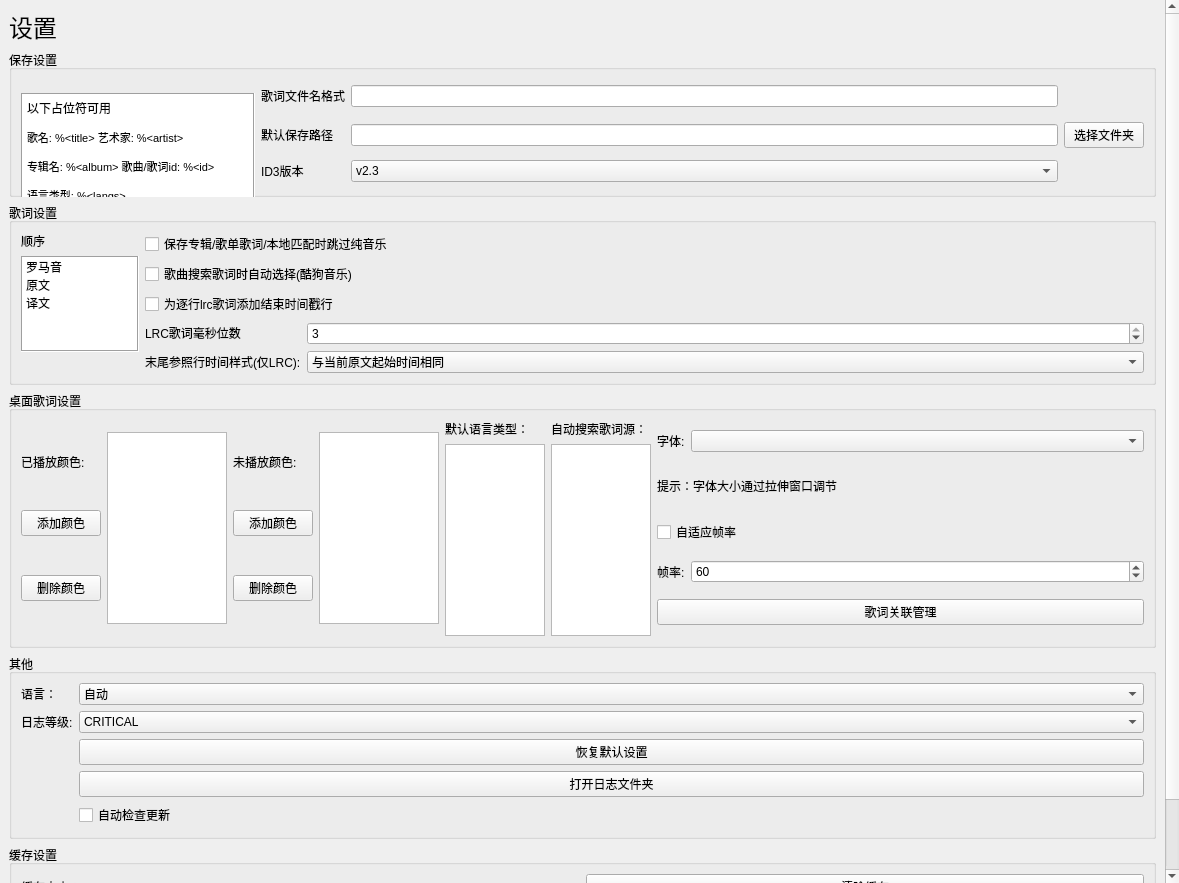
Before: the Qt Designer form LDDC/ui/settings.ui in chenmozhijin/LDDC, drawn with Qt 5.
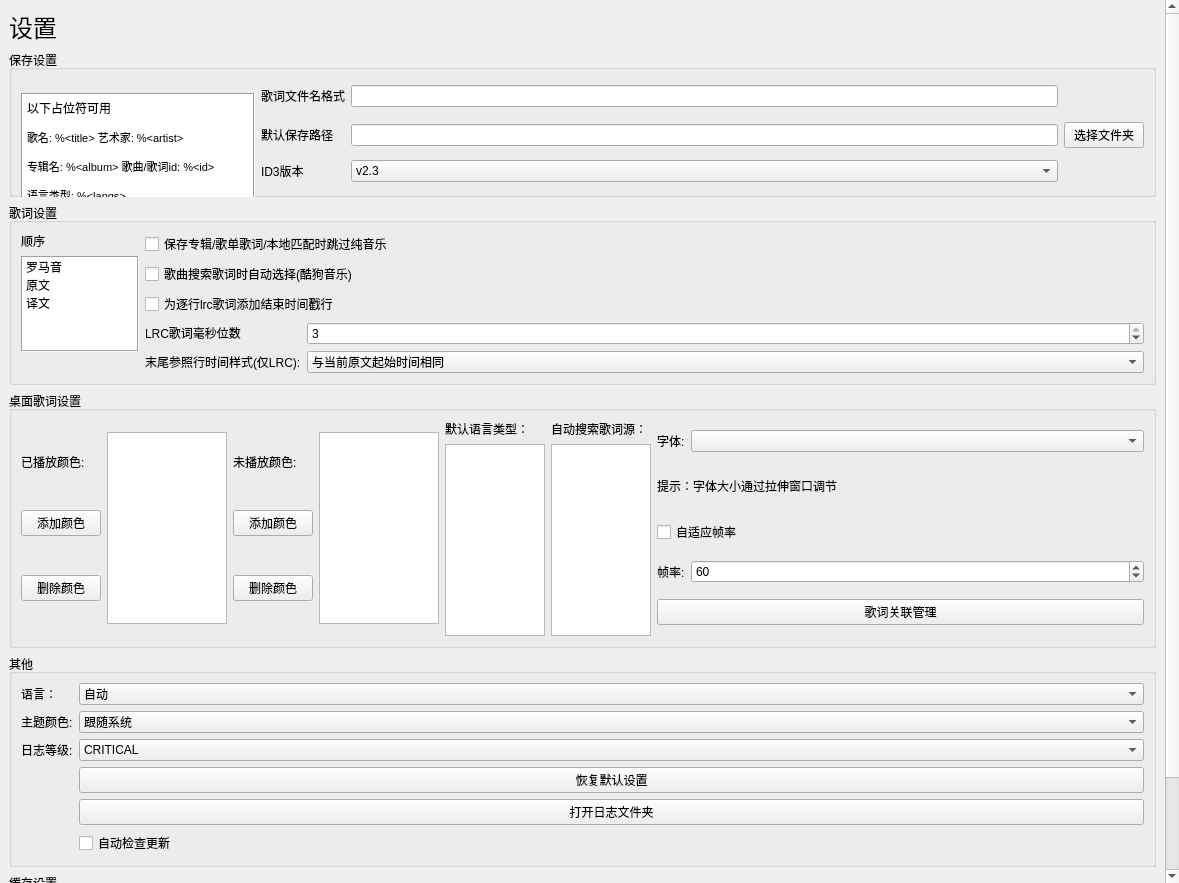
After: the same form once the commit is applied. Custom widgets are drawn as their Qt base class.

Commit message: feat: Add theme color selection and fix ID3 version setting related issues

Diff of the .ui file:
```diff
--- a/LDDC/ui/settings.ui
+++ b/LDDC/ui/settings.ui
@@ -43,7 +43,7 @@
         <x>0</x>
         <y>0</y>
         <width>1167</width>
-        <height>948</height>
+        <height>959</height>
        </rect>
       </property>
       <layout class="QVBoxLayout" name="verticalLayout_2">
@@ -110,7 +110,7 @@
 hr { height: 1px; border-width: 0; }
 li.unchecked::marker { content: &quot;\2610&quot;; }
 li.checked::marker { content: &quot;\2612&quot;; }
-&lt;/style&gt;&lt;/head&gt;&lt;body style=&quot; font-family:'Microsoft YaHei UI'; font-size:9pt; font-weight:400; font-style:normal;&quot;&gt;
+&lt;/style&gt;&lt;/head&gt;&lt;body style=&quot; font-size:9pt; font-weight:400; font-style:normal;&quot;&gt;
 &lt;p style=&quot; margin-top:12px; margin-bottom:12px; margin-left:0px; margin-right:0px; -qt-block-indent:0; text-indent:0px;&quot;&gt;以下占位符可用&lt;/p&gt;
 &lt;p style=&quot; margin-top:12px; margin-bottom:12px; margin-left:0px; margin-right:0px; -qt-block-indent:0; text-indent:0px;&quot;&gt;&lt;span style=&quot; font-size:8pt;&quot;&gt;歌名: %&amp;lt;title&amp;gt; 艺术家: %&amp;lt;artist&amp;gt;&lt;/span&gt;&lt;/p&gt;
 &lt;p style=&quot; margin-top:12px; margin-bottom:12px; margin-left:0px; margin-right:0px; -qt-block-indent:0; text-indent:0px;&quot;&gt;&lt;span style=&quot; font-size:8pt;&quot;&gt;专辑名: %&amp;lt;album&amp;gt; 歌曲/歌词id: %&amp;lt;id&amp;gt;&lt;/span&gt;&lt;/p&gt;
@@ -435,7 +435,7 @@
                 </property>
                </widget>
               </item>
-              <item row="0" column="0" alignment="">
+              <item row="0" column="0">
                <widget class="QLabel" name="label_11">
                 <property name="sizePolicy">
                  <sizepolicy hsizetype="Fixed" vsizetype="Fixed">
@@ -687,7 +687,21 @@
           <string>其他</string>
          </property>
          <layout class="QGridLayout" name="gridLayout_2">
-          <item row="1" column="2">
+          <item row="5" column="2">
+           <widget class="QCheckBox" name="auto_check_update_checkBox">
+            <property name="text">
+             <string>自动检查更新</string>
+            </property>
+           </widget>
+          </item>
+          <item row="3" column="2">
+           <widget class="QPushButton" name="restore2default_pushButton">
+            <property name="text">
+             <string>恢复默认设置</string>
+            </property>
+           </widget>
+          </item>
+          <item row="2" column="2">
            <widget class="QComboBox" name="log_level_comboBox">
             <property name="currentIndex">
              <number>0</number>
@@ -724,27 +738,7 @@
             </item>
            </widget>
           </item>
-          <item row="0" column="0">
-           <widget class="QLabel" name="label_7">
-            <property name="sizePolicy">
-             <sizepolicy hsizetype="Fixed" vsizetype="Preferred">
-              <horstretch>0</horstretch>
-              <verstretch>0</verstretch>
-             </sizepolicy>
-            </property>
-            <property name="text">
-             <string>语言：</string>
-            </property>
-           </widget>
-          </item>
-          <item row="2" column="2">
-           <widget class="QPushButton" name="restore2default_pushButton">
-            <property name="text">
-             <string>恢复默认设置</string>
-            </property>
-           </widget>
-          </item>
-          <item row="3" column="2">
+          <item row="4" column="2">
            <widget class="QPushButton" name="open_log_dir_button">
             <property name="text">
              <string>打开日志文件夹</string>
@@ -770,7 +764,27 @@
             </item>
            </widget>
           </item>
+          <item row="0" column="0">
+           <widget class="QLabel" name="label_7">
+            <property name="sizePolicy">
+             <sizepolicy hsizetype="Fixed" vsizetype="Preferred">
+              <horstretch>0</horstretch>
+              <verstretch>0</verstretch>
+             </sizepolicy>
+            </property>
+            <property name="text">
+             <string>语言：</string>
+            </property>
+           </widget>
+          </item>
           <item row="1" column="0">
+           <widget class="QLabel" name="label_2">
+            <property name="text">
+             <string>主题颜色:</string>
+            </property>
+           </widget>
+          </item>
+          <item row="2" column="0">
            <widget class="QLabel" name="label_5">
             <property name="sizePolicy">
              <sizepolicy hsizetype="Fixed" vsizetype="Fixed">
@@ -783,11 +797,23 @@
             </property>
            </widget>
           </item>
-          <item row="4" column="2">
-           <widget class="QCheckBox" name="auto_check_update_checkBox">
-            <property name="text">
-             <string>自动检查更新</string>
-            </property>
+          <item row="1" column="2">
+           <widget class="QComboBox" name="color_scheme_comboBox">
+            <item>
+             <property name="text">
+              <string>跟随系统</string>
+             </property>
+            </item>
+            <item>
+             <property name="text">
+              <string>浅色</string>
+             </property>
+            </item>
+            <item>
+             <property name="text">
+              <string>深色</string>
+             </property>
+            </item>
            </widget>
           </item>
          </layout>
```
The commit also changes 6 other files.
